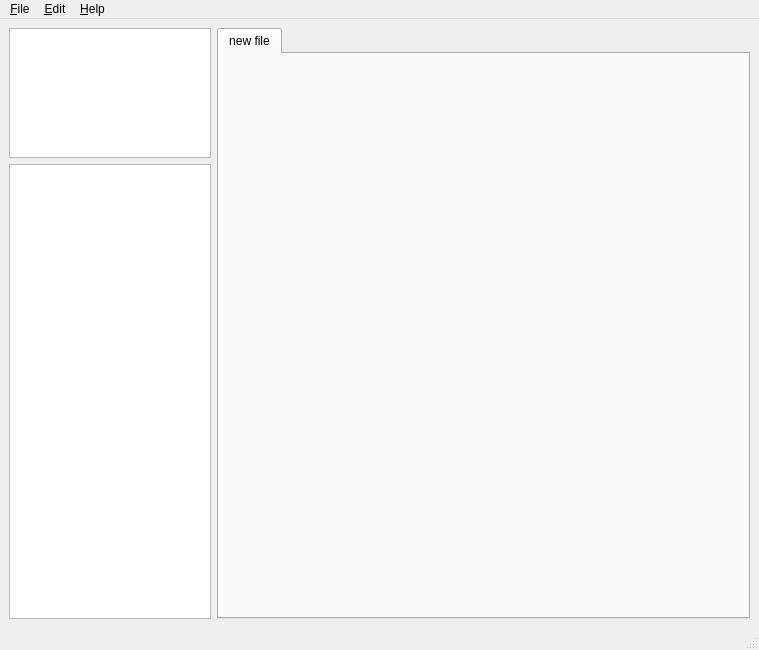
First picture: the form in src/GUI/mainwindow.ui, repository spillerrec/RICcreator, before the edit.
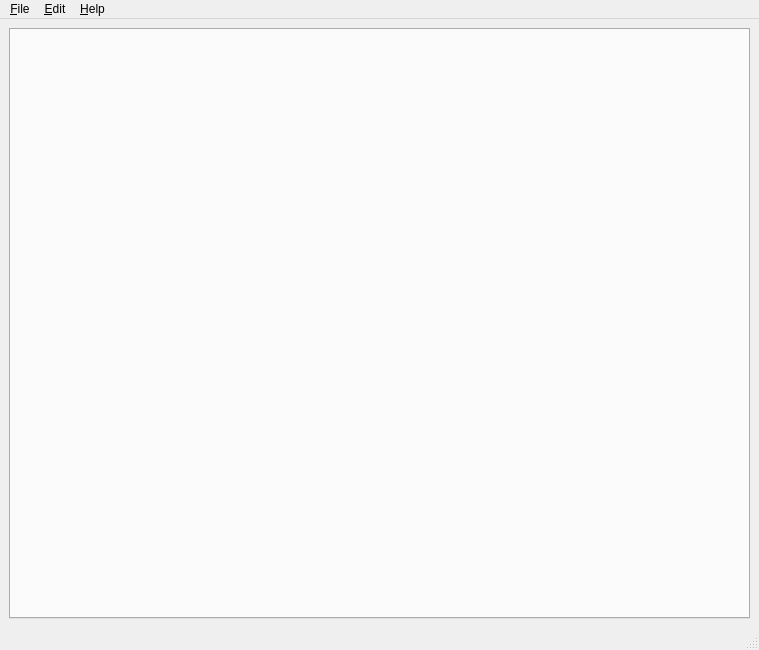
Second picture: the form after the edit.

Commit message: Added some more properties to the tree-view. Added tabbed MDI.

The edit to the form file:
```diff
--- a/src/GUI/mainwindow.ui
+++ b/src/GUI/mainwindow.ui
@@ -21,60 +21,17 @@
   </property>
   <widget class="QWidget" name="centralwidget">
    <layout class="QHBoxLayout" name="horizontalLayout">
-    <item>
-     <layout class="QVBoxLayout" name="verticalLayout">
-      <property name="sizeConstraint">
-       <enum>QLayout::SetFixedSize</enum>
-      </property>
-      <item>
-       <widget class="QGraphicsView" name="canvas">
-        <property name="enabled">
-         <bool>true</bool>
-        </property>
-        <property name="minimumSize">
-         <size>
-          <width>202</width>
-          <height>130</height>
-         </size>
-        </property>
-        <property name="maximumSize">
-         <size>
-          <width>202</width>
-          <height>130</height>
-         </size>
-        </property>
-        <property name="sceneRect">
-         <rectf>
-          <x>0.000000000000000</x>
-          <y>0.000000000000000</y>
-          <width>200.000000000000000</width>
-          <height>128.000000000000000</height>
-         </rectf>
-        </property>
-       </widget>
-      </item>
-      <item>
-       <widget class="QTreeView" name="treeView">
-        <property name="maximumSize">
-         <size>
-          <width>202</width>
-          <height>16777215</height>
-         </size>
-        </property>
-       </widget>
-      </item>
-     </layout>
-    </item>
     <item>
      <widget class="QTabWidget" name="tabWidget">
       <property name="currentIndex">
        <number>0</number>
       </property>
-      <widget class="QWidget" name="tab">
-       <attribute name="title">
-        <string>new file</string>
-       </attribute>
-      </widget>
+      <property name="tabsClosable">
+       <bool>true</bool>
+      </property>
+      <property name="movable">
+       <bool>true</bool>
+      </property>
      </widget>
     </item>
    </layout>
```
Left out of the diff: 2 changed lines with no effect on the pictures. The commit also changes 12 other files.
